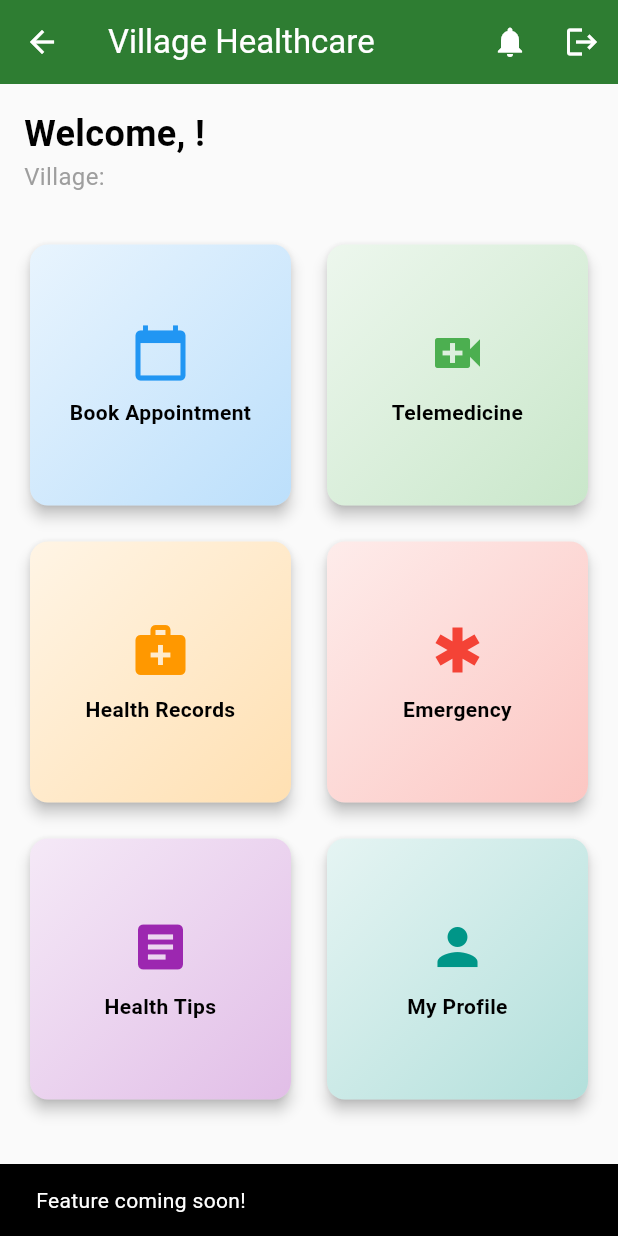
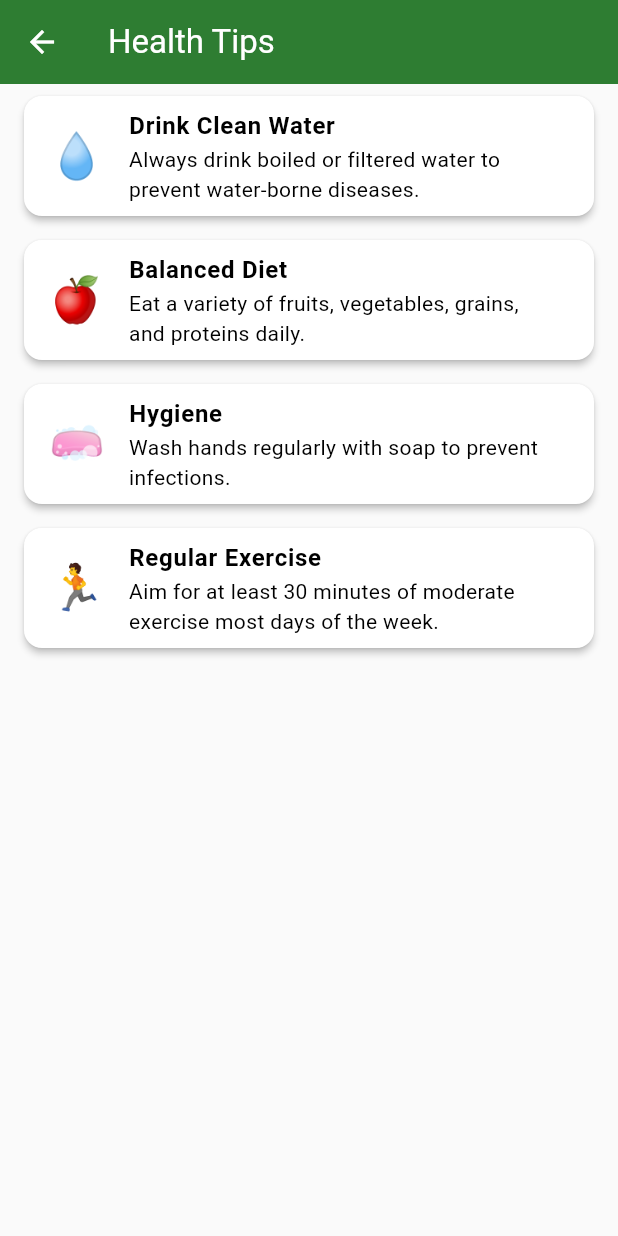
Before and after one commit to AbhiDevLab/Village_Healthcare_App, a Flutter app: the HomeScreen screen opened directly, after a tap on "Health Tips", on a phone screen of 412 x 824 dp. Run offline on Flutter 3.47's test engine with Material 3 defaults, Android fonts, the phone set to English and light mode, and no system bars; our stand-ins replace shared_preferences; accounts and stored records are empty.

Commit message:
Add feature: Book Appoinment, Telemedicine, etc

```diff
--- a/lib/screens/health_tips_screen.dart
+++ b/lib/screens/health_tips_screen.dart
@@ -0,0 +1,57 @@
+import 'package:flutter/material.dart';
+
+class HealthTipsScreen extends StatelessWidget {
+  HealthTipsScreen({Key? key}) : super(key: key);
+
+  final List<Map<String, String>> healthTips = [
+    {
+      'title': 'Drink Clean Water',
+      'description':
+          'Always drink boiled or filtered water to prevent water-borne diseases.',
+      'icon': '💧'
+    },
+    {
+      'title': 'Balanced Diet',
+      'description':
+          'Eat a variety of fruits, vegetables, grains, and proteins daily.',
+      'icon': '🍎'
+    },
+    {
+      'title': 'Hygiene',
+      'description': 'Wash hands regularly with soap to prevent infections.',
+      'icon': '🧼'
+    },
+    {
+      'title': 'Regular Exercise',
+      'description':
+          'Aim for at least 30 minutes of moderate exercise most days of the week.',
+      'icon': '🏃'
+    },
+  ];
+
+  @override
+  Widget build(BuildContext context) {
+    return Scaffold(
+      appBar: AppBar(title: Text('Health Tips')),
+      body: ListView.builder(
+        itemCount: healthTips.length,
+        itemBuilder: (context, index) {
+          return Card(
+            margin: EdgeInsets.symmetric(horizontal: 16, vertical: 8),
+            child: ListTile(
+              leading: Text(
+                healthTips[index]['icon']!,
+                style: TextStyle(fontSize: 30),
+              ),
+              title: Text(
+                healthTips[index]['title']!,
+                style: TextStyle(fontWeight: FontWeight.bold),
+              ),
+              subtitle: Text(healthTips[index]['description']!),
+            ),
+          );
+        },
+      ),
+    );
+  }
+}
--- a/lib/screens/home_screen.dart
+++ b/lib/screens/home_screen.dart
@@ -2,6 +2,11 @@ import 'package:flutter/material.dart';
 import 'package:provider/provider.dart';
 import '../providers/auth_provider.dart';
 import 'appointment_screen.dart';
+import 'telemedicine_screen.dart';
+import 'health_records_screen.dart';
+import 'emergency_screen.dart';
+import 'health_tips_screen.dart';
+import 'profile_screen.dart';
 
 class HomeScreen extends StatelessWidget {
   const HomeScreen({Key? key}) : super(key: key);
@@ -55,37 +60,49 @@ class HomeScreen extends StatelessWidget {
                     'Book Appointment',
                     Icons.calendar_today,
                     Colors.blue,
-                    () => Navigator.push(context, MaterialPageRoute(builder: (_) => AppointmentScreen())),
+                    () => Navigator.push(context,
+                        MaterialPageRoute(builder: (_) => AppointmentScreen())),
                   ),
                   _buildFeatureCard(
                     'Telemedicine',
                     Icons.video_call,
                     Colors.green,
-                    () => _showComingSoon(context),
+                    () => Navigator.push(
+                        context,
+                        MaterialPageRoute(
+                            builder: (_) => const TelemedicineScreen())),
                   ),
                   _buildFeatureCard(
                     'Health Records',
                     Icons.medical_services,
                     Colors.orange,
-                    () => _showComingSoon(context),
+                    () => Navigator.push(
+                        context,
+                        MaterialPageRoute(
+                            builder: (_) => HealthRecordsScreen())),
                   ),
                   _buildFeatureCard(
                     'Emergency',
                     Icons.emergency,
                     Colors.red,
-                    () => _handleEmergency(context),
+                    () => Navigator.push(context,
+                        MaterialPageRoute(builder: (_) => EmergencyScreen())),
                   ),
                   _buildFeatureCard(
                     'Health Tips',
                     Icons.article,
                     Colors.purple,
-                    () => _showComingSoon(context),
+                    () => Navigator.push(context,
+                        MaterialPageRoute(builder: (_) => HealthTipsScreen())),
                   ),
                   _buildFeatureCard(
                     'My Profile',
                     Icons.person,
                     Colors.teal,
-                    () => _showComingSoon(context),
+                    () => Navigator.push(
+                        context,
+                        MaterialPageRoute(
+                            builder: (_) => const ProfileScreen())),
                   ),
                 ],
               ),
@@ -96,7 +113,8 @@ class HomeScreen extends StatelessWidget {
     );
   }
 
-  Widget _buildFeatureCard(String title, IconData icon, Color color, VoidCallback onTap) {
+  Widget _buildFeatureCard(
+      String title, IconData icon, Color color, VoidCallback onTap) {
     return Card(
       elevation: 4,
       child: InkWell(
@@ -135,25 +153,8 @@ class HomeScreen extends StatelessWidget {
   }
 
   void _handleEmergency(BuildContext context) {
-    showDialog(
-      context: context,
-      builder: (context) => AlertDialog(
-        title: Text('Emergency Help'),
-        content: Text('Call nearest health center or ambulance?'),
-        actions: [
-          TextButton(
-            onPressed: () => Navigator.pop(context),
-            child: Text('Cancel'),
-          ),
-          TextButton(
-            onPressed: () {
-              Navigator.pop(context);
-              // Implement emergency call logic
-            },
-            child: Text('Call Help'),
-          ),
-        ],
-      ),
-    );
+    // This can be replaced by direct navigation if preferred
+    Navigator.push(
+        context, MaterialPageRoute(builder: (_) => EmergencyScreen()));
   }
 }
```
Also changed, not shown: lib/providers/auth_provider.dart (+43 -14 lines), lib/screens/appointment_screen.dart (+35 -9 lines), lib/screens/emergency_screen.dart (+49 -0 lines), lib/screens/health_records_screen.dart (+45 -0 lines), lib/screens/login_screen.dart (+68 -5 lines), lib/screens/profile_screen.dart (+56 -0 lines), lib/screens/telemedicine_screen.dart (+53 -0 lines).
